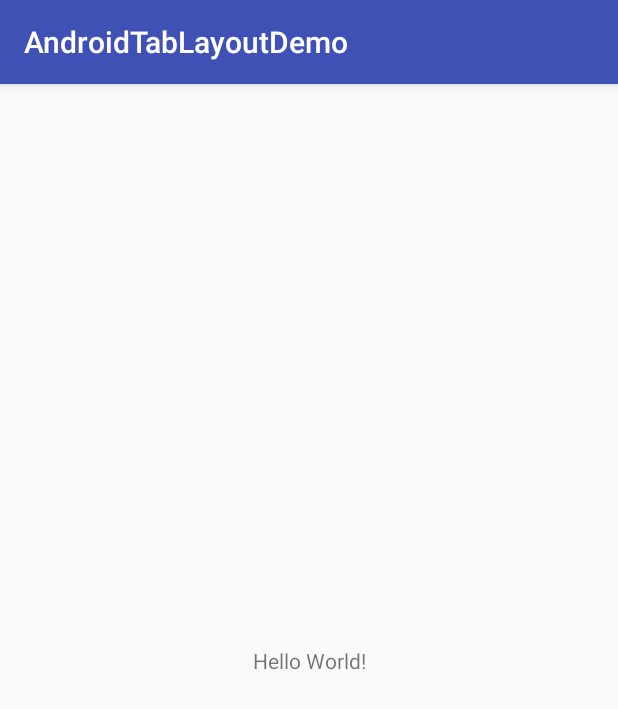
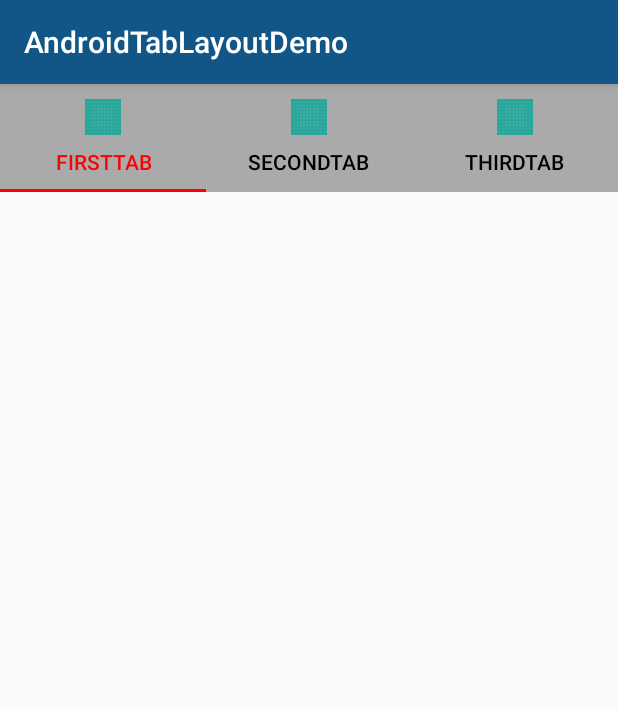
Before and after one commit to Markss07/TabLayoutDemo, an Android app: the screen it shows after launch (MainActivity), on a phone screen of 412 x 824 dp. Shown: the top 709 px of the screen. Run offline under Robolectric (Android 15) with nearby library versions, the phone set to English and light mode, and no system bars.

Commit message:
Made Changes
1. Added code for Tablayout in MainActivity
2. Also Added new Fragments for navigate
3. Made Saperate Package for Fragments
4. Added saparate stayles and colors scheme to project

```diff
--- a/AndroidTabLayoutDemo/app/src/main/java/com/example/tabdemo/MainActivity.java
+++ b/AndroidTabLayoutDemo/app/src/main/java/com/example/tabdemo/MainActivity.java
@@ -1,13 +1,94 @@
 package com.example.tabdemo;
 
+import android.support.design.widget.TabLayout;
+import android.support.v4.app.Fragment;
+import android.support.v4.app.FragmentManager;
+import android.support.v4.app.FragmentTransaction;
 import android.support.v7.app.AppCompatActivity;
 import android.os.Bundle;
+import android.widget.FrameLayout;
 
+import com.example.tabdemo.Fragments.FirstFragment;
+import com.example.tabdemo.Fragments.SecondFragment;
+import com.example.tabdemo.Fragments.ThirdFragment;
+
+@SuppressWarnings("deprecation")
 public class MainActivity extends AppCompatActivity {
+
+    FrameLayout simpleFrameLayout;
+    TabLayout simpleTabLayout;
 
     @Override
     protected void onCreate(Bundle savedInstanceState) {
         super.onCreate(savedInstanceState);
         setContentView(R.layout.activity_main);
+
+        initVeiws();
     }
+
+    public void initVeiws(){
+        simpleFrameLayout = findViewById(R.id.simpleFrameLayout);
+        simpleTabLayout = findViewById(R.id.simpleTabLayout);
+
+        //Create New Tab Named as FirstTab
+        TabLayout.Tab firstTab = simpleTabLayout.newTab();
+        firstTab.setText("FirstTab");
+        firstTab.setIcon(R.drawable.ic_launcher_background);
+        //First Tab
+        simpleTabLayout.addTab(firstTab);
+
+        //Create Second Tab Named as SecondTab
+        TabLayout.Tab secondTab = simpleTabLayout.newTab();
+        secondTab.setText("SecondTab");
+        secondTab.setIcon(R.drawable.ic_launcher_background);
+        //Second Tab
+        simpleTabLayout.addTab(secondTab);
+
+        //Create Third Tab Named as ThirdTab
+        TabLayout.Tab thirdTab = simpleTabLayout.newTab();
+        thirdTab.setText("ThirdTab");
+        thirdTab.setIcon(R.drawable.ic_launcher_background);
+        //Third Tab
+        simpleTabLayout.addTab(thirdTab);
+
+
+        simpleTabLayout.setOnTabSelectedListener(new TabLayout.OnTabSelectedListener() {
+            @Override
+            public void onTabSelected(TabLayout.Tab tab) {
+                //get the Current selected tab's position and replace the Fragment accordingly
+                Fragment fragment = null;
+
+                switch (tab.getPosition()){
+                    case 0:
+                        fragment = new FirstFragment();
+                        break;
+                    case 1:
+                        fragment = new SecondFragment();
+                        break;
+                    case 2:
+                        fragment = new ThirdFragment();
+                        break;
+                }
+
+                FragmentManager fragmentManager = getSupportFragmentManager();
+                FragmentTransaction fragmentTransaction = fragmentManager.beginTransaction();
+                fragmentTransaction.replace(R.id.simpleFrameLayout,fragment);
+                fragmentTransaction.setTransition(FragmentTransaction.TRANSIT_FRAGMENT_OPEN);
+                fragmentTransaction.commit();
+            }
+
+            @Override
+            public void onTabUnselected(TabLayout.Tab tab) {
+
+            }
+
+            @Override
+            public void onTabReselected(TabLayout.Tab tab) {
+
+            }
+        });
+
+    }
+
+
 }
--- a/AndroidTabLayoutDemo/app/src/main/res/layout/activity_main.xml
+++ b/AndroidTabLayoutDemo/app/src/main/res/layout/activity_main.xml
@@ -1,18 +1,24 @@
 <?xml version="1.0" encoding="utf-8"?>
-<android.support.constraint.ConstraintLayout xmlns:android="http://schemas.android.com/apk/res/android"
+<LinearLayout xmlns:android="http://schemas.android.com/apk/res/android"
     xmlns:app="http://schemas.android.com/apk/res-auto"
     xmlns:tools="http://schemas.android.com/tools"
     android:layout_width="match_parent"
     android:layout_height="match_parent"
+    android:orientation="vertical"
     tools:context=".MainActivity">
 
-    <TextView
-        android:layout_width="wrap_content"
+    <android.support.design.widget.TabLayout
+        android:id="@+id/simpleTabLayout"
+        android:layout_width="match_parent"
         android:layout_height="wrap_content"
-        android:text="Hello World!"
-        app:layout_constraintBottom_toBottomOf="parent"
-        app:layout_constraintLeft_toLeftOf="parent"
-        app:layout_constraintRight_toRightOf="parent"
-        app:layout_constraintTop_toTopOf="parent" />
+        app:tabBackground="@android:color/darker_gray"
+        app:tabIndicatorColor="#f00"
+        app:tabSelectedTextColor="#f00"
+        app:tabTextColor="#000" />
 
-</android.support.constraint.ConstraintLayout>
+    <FrameLayout
+        android:id="@+id/simpleFrameLayout"
+        android:layout_width="match_parent"
+        android:layout_height="match_parent" />
+
+</LinearLayout>
--- a/AndroidTabLayoutDemo/app/src/main/res/values/colors.xml
+++ b/AndroidTabLayoutDemo/app/src/main/res/values/colors.xml
@@ -1,6 +1,9 @@
 <?xml version="1.0" encoding="utf-8"?>
 <resources>
-    <color name="colorPrimary">#3F51B5</color>
-    <color name="colorPrimaryDark">#303F9F</color>
-    <color name="colorAccent">#FF4081</color>
+    <color name="colorPrimary">#125688</color>
+    <color name="colorPrimaryDark">#125688</color>
+    <color name="textColorPrimary">#FFFFFF</color>
+    <color name="windowBackground">#FFFFFF</color>
+    <color name="navigationBarColor">#000000</color>
+    <color name="colorAccent">#c8e8ff</color>
 </resources>
--- a/AndroidTabLayoutDemo/app/src/main/res/values/strings.xml
+++ b/AndroidTabLayoutDemo/app/src/main/res/values/strings.xml
@@ -1,3 +1,6 @@
 <resources>
     <string name="app_name">AndroidTabLayoutDemo</string>
+
+    <!-- TODO: Remove or change this placeholder text -->
+    <string name="hello_blank_fragment">Hello blank fragment</string>
 </resources>
```
Also changed, not shown: AndroidTabLayoutDemo/app/src/main/java/com/example/tabdemo/Fragments/FirstFragment.java (added, +36 -0 lines), AndroidTabLayoutDemo/app/src/main/java/com/example/tabdemo/Fragments/SecondFragment.java (added, +36 -0 lines), AndroidTabLayoutDemo/app/src/main/java/com/example/tabdemo/Fragments/ThirdFragment.java (added, +36 -0 lines), AndroidTabLayoutDemo/app/src/main/res/layout/fragment_first.xml (added, +17 -0 lines), AndroidTabLayoutDemo/app/src/main/res/layout/fragment_second.xml (added, +17 -0 lines), AndroidTabLayoutDemo/app/src/main/res/layout/fragment_third.xml (added, +17 -0 lines), AndroidTabLayoutDemo/app/src/main/res/values/dimen.xml (added, +10 -0 lines).
